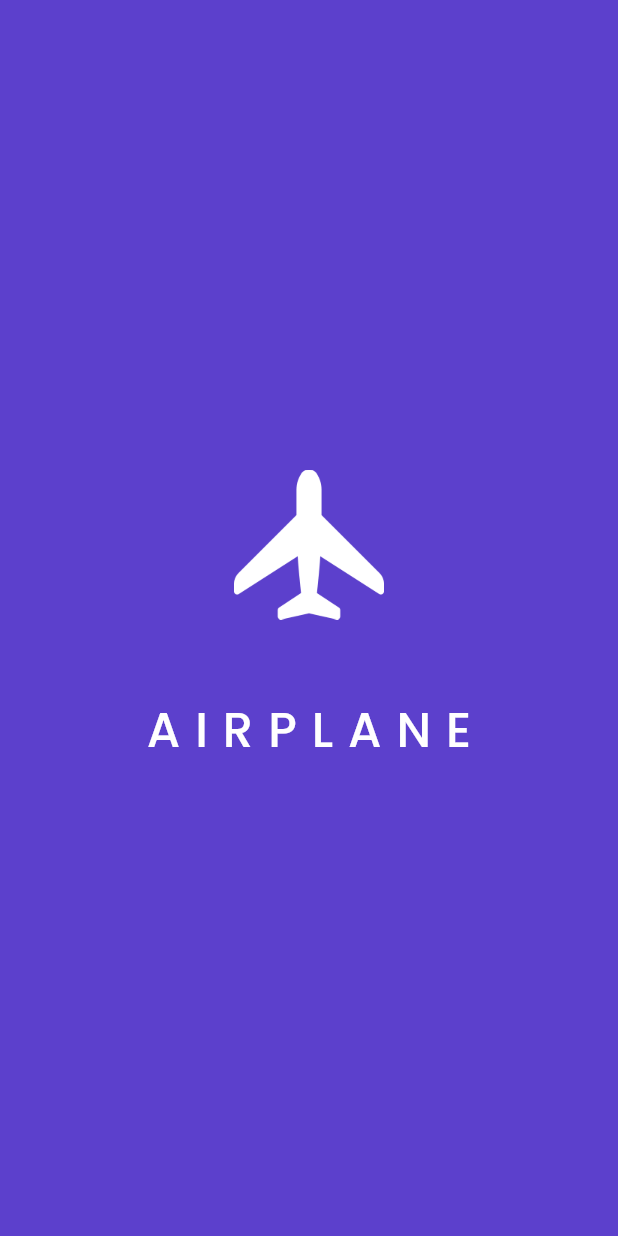
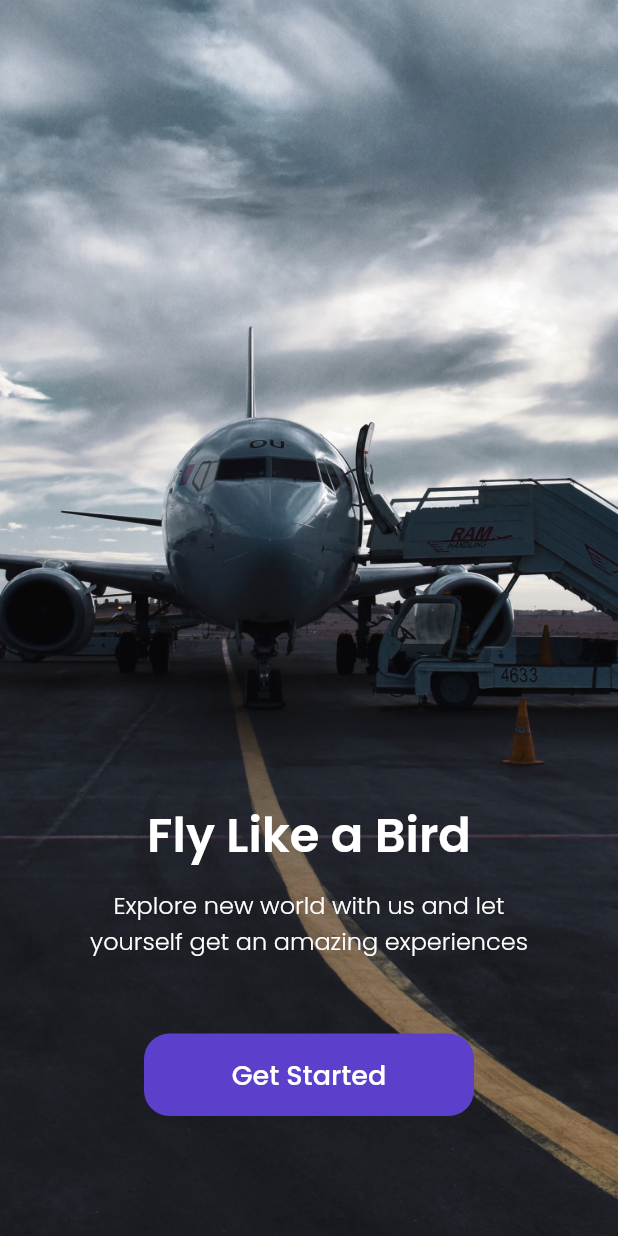
Before and after one commit to ChaidierRizaldi/flutterapp_airplane, a Flutter app: the screen it shows after launch, on a phone screen of 412 x 824 dp. Run offline on Flutter 3.47's test engine with Material 2 defaults, Android fonts, the light colour scheme and no system bars; our stand-ins replace google_fonts.

Commit message:
Slicing Get Started and Sign Up done

```diff
--- a/lib/main.dart
+++ b/lib/main.dart
@@ -1,4 +1,6 @@
 import 'package:flutter/material.dart';
+import 'package:flutterapp_airplane/ui/pages/get_started_page.dart';
+import 'package:flutterapp_airplane/ui/pages/sign_up_page.dart';
 import 'package:flutterapp_airplane/ui/pages/splash_page.dart';
 
 void main() {
@@ -12,7 +14,11 @@ class MyApp extends StatelessWidget {
   Widget build(BuildContext context) {
     return MaterialApp(
       debugShowCheckedModeBanner: false,
-      home: SplashPage(),
+      routes: {
+        '/': (context) => SplashPage(),
+        '/get-started': (context) => GetStartedPage(),
+        '/sign-up': (context) => SignUpPage(),
+      },
     );
   }
 }
--- a/lib/shared/theme.dart
+++ b/lib/shared/theme.dart
@@ -1,5 +1,8 @@
 import 'package:flutter/material.dart';
 import 'package:google_fonts/google_fonts.dart';
+
+double defaultMargin = 24.0;
+double defaultRadius = 17.0;
 
 Color kPrimaryColor = Color(0xff5C40cc);
 Color kBlackColor = Color(0xff1F1449);
@@ -10,6 +13,9 @@ Color kRedColor = Color(0xffEB70A5);
 Color kBackgroundColor = Color(0xffFAFAFA);
 Color kInactiveColor = Color(0xffDBD7EC);
 
+TextStyle blackTextStyle = GoogleFonts.poppins(
+  color: kBlackColor,
+);
 TextStyle whiteTextStyle = GoogleFonts.poppins(
   color: kWhiteColor,
 );
--- /dev/null
+++ b/lib/ui/pages/get_started_page.dart
@@ -0,0 +1,68 @@
+import 'package:flutter/material.dart';
+import '../../shared/theme.dart';
+
+class GetStartedPage extends StatelessWidget {
+  const GetStartedPage({Key? key}) : super(key: key);
+
+  @override
+  Widget build(BuildContext context) {
+    return Scaffold(
+      body: Stack(
+        children: [
+          Container(
+            width: double.infinity,
+            height: double.infinity,
+            decoration: BoxDecoration(
+                image: DecorationImage(
+              fit: BoxFit.cover,
+              image: AssetImage(
+                'assets/image_get_started.png',
+              ),
+            )),
+          ),
+          Center(
+            child: Column(
+              mainAxisAlignment: MainAxisAlignment.end,
+              children: [
+                Text(
+                  'Fly Like a Bird',
+                  style: whiteTextStyle.copyWith(
+                      fontSize: 32, fontWeight: semiBold),
+                ),
+                SizedBox(
+                  height: 10,
+                ),
+                Text(
+                  'Explore new world with us and let\nyourself get an amazing experiences',
+                  style:
+                      whiteTextStyle.copyWith(fontSize: 16, fontWeight: light),
+                  textAlign: TextAlign.center,
+                ),
+                Container(
+                  width: 220,
+                  height: 55,
+                  margin: EdgeInsets.only(top: 50, bottom: 80),
+                  child: TextButton(
+                      onPressed: () {
+                        Navigator.pushNamed(context, '/sign-up');
+                      },
+                      style: TextButton.styleFrom(
+                        backgroundColor: kPrimaryColor,
+                        shape: RoundedRectangleBorder(
+                          borderRadius: BorderRadius.circular(defaultRadius),
+                        ),
+                      ),
+                      child: Text(
+                        'Get Started',
+                        style: whiteTextStyle.copyWith(
+                            fontSize: 18, fontWeight: medium),
+                      )),
+                )
+              ],
+            ),
+          )
+        ],
+      ),
+    );
+  }
+}
```
Also changed, not shown: lib/ui/pages/sign_up_page.dart (added, +232 -0 lines), lib/ui/pages/splash_page.dart (+17 -1 lines), 3 other files.
